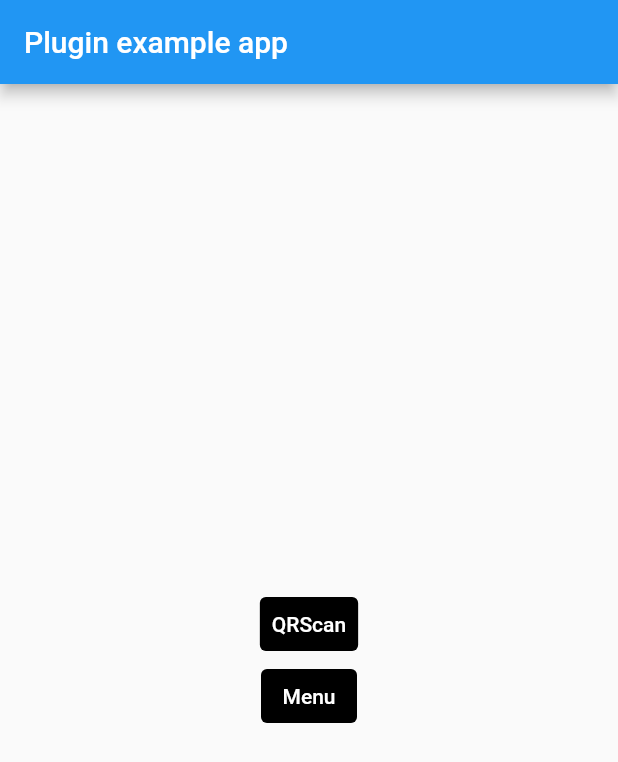
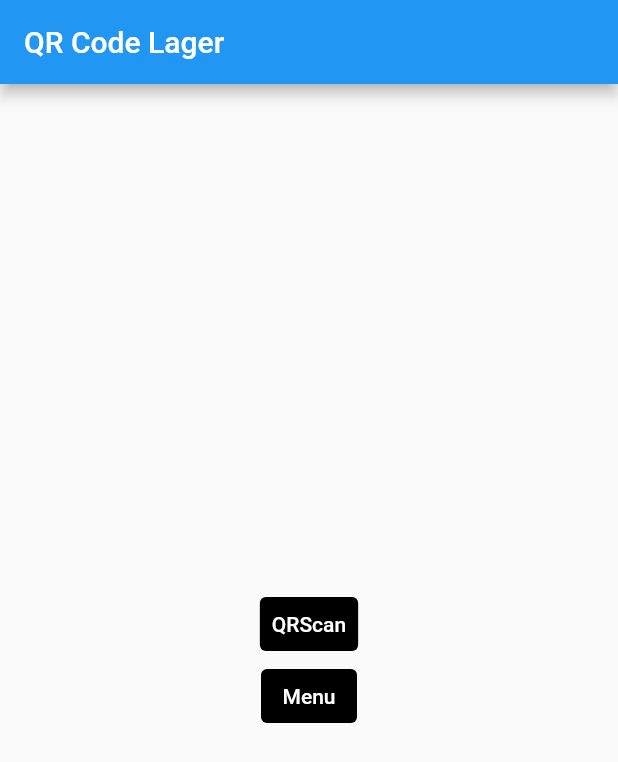
Before and after one commit to Boz34/qr_code, a Flutter app: the screen it shows after launch, on a phone screen of 412 x 824 dp. Shown: the top 762 px of the screen. Run offline on Flutter 3.47's test engine with Material 2 defaults, Android fonts, the phone set to English and light mode, and no system bars; missing offline and left inert: qr_bar_code_scanner_dialog, qr_code_scanner.

Commit message:
Tittle Anderung

```diff
--- a/lib/main.dart
+++ b/lib/main.dart
@@ -27,7 +27,7 @@ class _MyAppState extends StatelessWidget {
     return MaterialApp(
       home: Scaffold(
           appBar: AppBar(
-            title: const Text('Plugin example app'),
+            title: const Text('QR Code Lager'),
           ),
           body: Center(
             child: Column(
```
